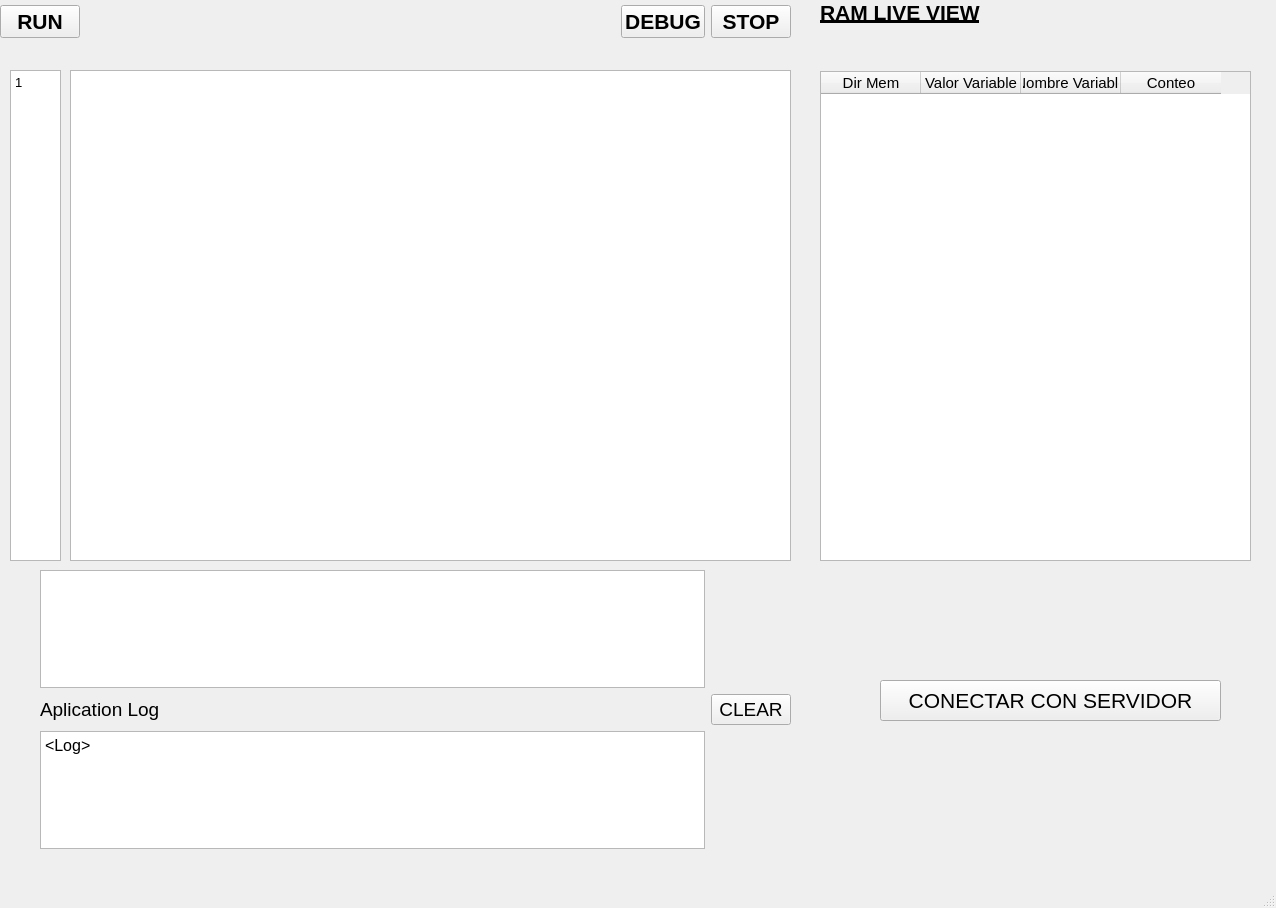
JanM10/Proyecto_1_Qt, file Proyecto_1_Qt/mainwindow.ui: the form before one commit.
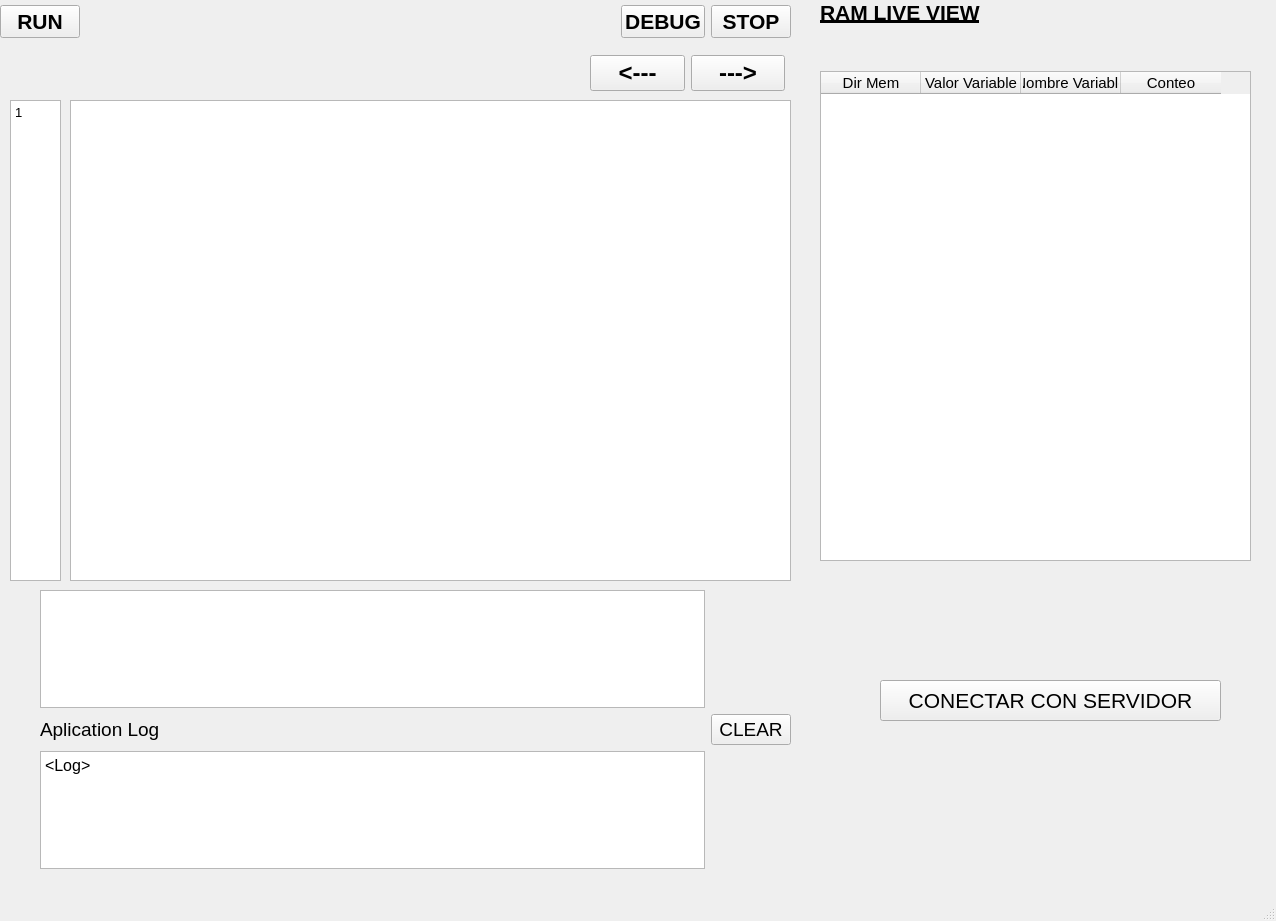
The form after the commit.

Commit message: Se termina el boton de Debug con sus botones.

```diff
--- a/Proyecto_1_Qt/mainwindow.ui
+++ b/Proyecto_1_Qt/mainwindow.ui
@@ -7,7 +7,7 @@
     <x>0</x>
     <y>0</y>
     <width>1276</width>
-    <height>908</height>
+    <height>921</height>
    </rect>
   </property>
   <property name="windowTitle">
@@ -18,9 +18,9 @@
     <property name="geometry">
      <rect>
       <x>10</x>
-      <y>70</y>
+      <y>100</y>
       <width>51</width>
-      <height>491</height>
+      <height>481</height>
      </rect>
     </property>
     <property name="font">
@@ -43,9 +43,9 @@
     <property name="geometry">
      <rect>
       <x>70</x>
-      <y>70</y>
+      <y>100</y>
       <width>721</width>
-      <height>491</height>
+      <height>481</height>
      </rect>
     </property>
     <property name="font">
@@ -135,7 +135,7 @@
     <property name="geometry">
      <rect>
       <x>0</x>
-      <y>570</y>
+      <y>590</y>
       <width>791</width>
       <height>279</height>
      </rect>
@@ -322,6 +322,46 @@
      <string>CONECTAR CON SERVIDOR</string>
     </property>
    </widget>
+   <widget class="QWidget" name="">
+    <property name="geometry">
+     <rect>
+      <x>590</x>
+      <y>50</y>
+      <width>195</width>
+      <height>47</height>
+     </rect>
+    </property>
+    <layout class="QHBoxLayout" name="horizontalLayout_2">
+     <item>
+      <widget class="QPushButton" name="botonIzquierda">
+       <property name="font">
+        <font>
+         <pointsize>18</pointsize>
+         <weight>75</weight>
+         <bold>true</bold>
+        </font>
+       </property>
+       <property name="text">
+        <string>&lt;---</string>
+       </property>
+      </widget>
+     </item>
+     <item>
+      <widget class="QPushButton" name="botonDerecha">
+       <property name="font">
+        <font>
+         <pointsize>18</pointsize>
+         <weight>75</weight>
+         <bold>true</bold>
+        </font>
+       </property>
+       <property name="text">
+        <string>---&gt;</string>
+       </property>
+      </widget>
+     </item>
+    </layout>
+   </widget>
   </widget>
   <widget class="QMenuBar" name="menubar">
    <property name="geometry">
```
The commit also changes 2 other files.
